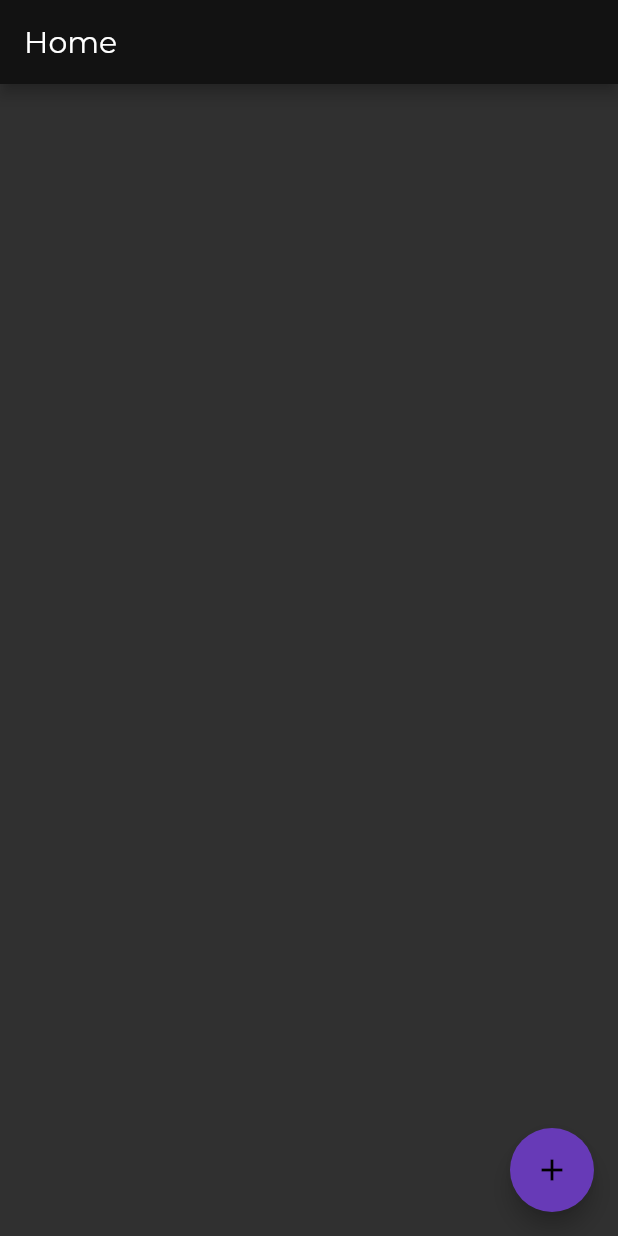
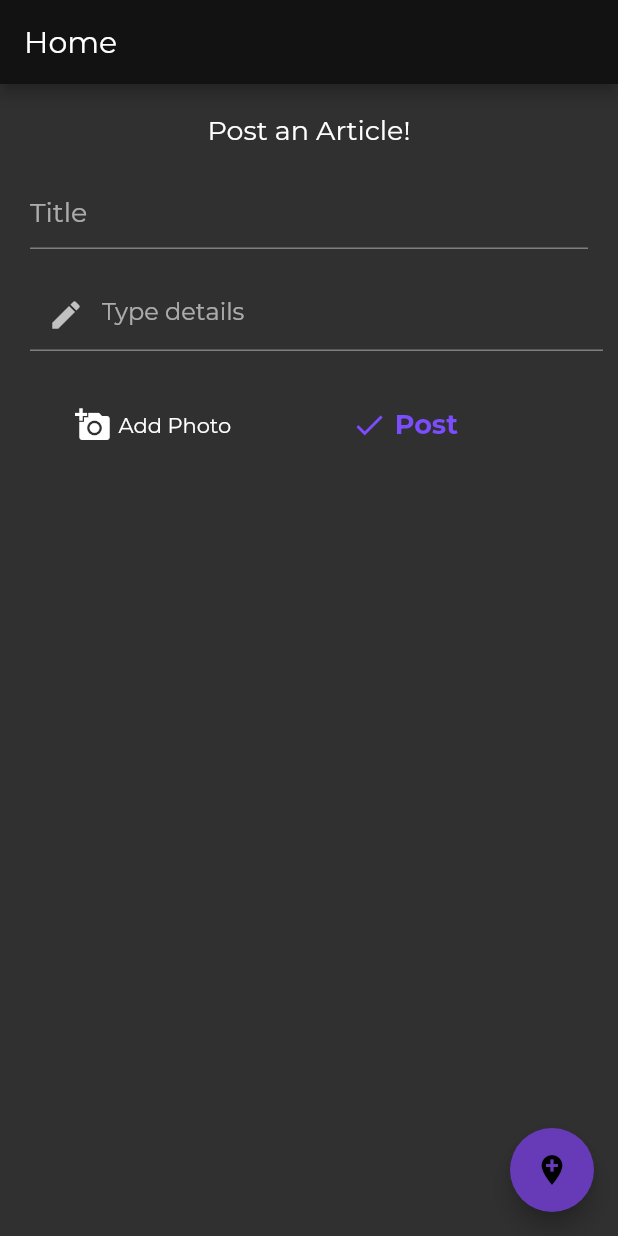
Before and after one commit to Faria-Binte-Kader/GhuraGhuri_MAD, a Flutter app: the Home screen opened directly, on a phone screen of 412 x 824 dp. Run offline on Flutter 3.47's test engine with Material 2 defaults, Android fonts, the phone set to English and light mode, and no system bars; our stand-ins replace cloud_firestore, firebase_auth, firebase_core, firebase_storage, fluttertoast, get and 1 more; accounts and stored records are empty.

Commit message:
saved article

```diff
--- a/lib/auth_methods.dart
+++ b/lib/auth_methods.dart
@@ -95,3 +95,17 @@ Future<void> storeUserData(String name, String mail, String pass, String phone)a
     'Mail': mail});
   return;
 }
+
+Future<void> storeArticle(String title, String desc, int like, int dislike, String url) async {
+  CollectionReference article = FirebaseFirestore.instance.collection('Article');
+  FirebaseAuth firebaseAuth = FirebaseAuth.instance;
+  String uid = firebaseAuth.currentUser!.uid.toString();
+  article.add({
+    'Title': title,
+    'Description': desc,
+    'Uid': uid,
+    'Url': url,
+    'Like': like,
+    'Dislike': dislike});
+  return;
+}
--- a/lib/home.dart
+++ b/lib/home.dart
@@ -1,7 +1,15 @@
+
+import 'dart:io';
 
 import 'package:flutter/cupertino.dart';
 import 'package:flutter/material.dart';
+import 'package:fluttertoast/fluttertoast.dart';
 import 'package:ghuraghuri/addplace.dart';
+import 'package:image_picker/image_picker.dart';
+import 'package:firebase_storage/firebase_storage.dart' as firebase_storage;
+
+import 'auth_methods.dart';
+import 'background.dart';
 
 class Home extends StatefulWidget {
   const Home({Key? key}) : super(key: key);
@@ -11,14 +19,148 @@ class Home extends StatefulWidget {
 }
 
 class _HomeState extends State<Home> {
+  final TextEditingController description = TextEditingController();
+  final TextEditingController title = TextEditingController();
+  var dir = Directory.current.path;
+  late File _image;
+  bool load=false;
+  Future<String>? imgurl;
+  final ImagePicker _picker = ImagePicker();
+
+
+  Future getimage() async{
+    final pickedFile = await _picker.pickImage(
+        source: ImageSource.gallery
+    );
+    setState(() {
+      _image=File(pickedFile!.path);
+      load=true;
+    });
+
+  }
+
+  Future uploadImageToFirebase(BuildContext context) async {
+    String url;
+    String fileName = _image.toString();
+    firebase_storage.Reference firebaseStorageRef =
+    firebase_storage.FirebaseStorage.instance.ref().child('ArticleImage/$fileName');
+    firebase_storage.UploadTask uploadTask = firebaseStorageRef.putFile(_image);
+    uploadTask.whenComplete(() async {
+      url = await firebaseStorageRef.getDownloadURL();
+      storeArticle(title.text, description.text, 0, 0, url);
+    }).catchError((onError) {
+      print(onError);
+    });
+
+  }
+
+
   @override
   Widget build(BuildContext context) {
     return Scaffold(
       appBar: AppBar(
         title: const Text("Home"),
       ),
-      body: Container(
-        child: Center(
+      body: SingleChildScrollView(
+        child: Column(
+    mainAxisAlignment: MainAxisAlignment.center,
+    children: <Widget>[
+         Column(
+           children: [
+             Container(
+                 margin: const EdgeInsets.fromLTRB(20, 20, 20, 0),
+                 child: const Text("Post an Article!",
+                   style: TextStyle(fontSize: 18),)),
+             Container(
+               margin: const EdgeInsets.fromLTRB(20, 20, 20, 0),
+               child: TextField(
+                 controller: title,
+                 keyboardType: TextInputType.multiline,
+                 textInputAction: TextInputAction.newline,
+                 minLines: 1,
+                 maxLines: 2,
+                 decoration: InputDecoration(
+                   hintText: 'Title',
+                   hintStyle: TextStyle(fontSize: 18),
+                 ),
+               ),
+             ),
+             Container(
+               margin: const EdgeInsets.fromLTRB(20, 20, 10, 0),
+               child: TextField(
+                 controller: description,
+                  keyboardType: TextInputType.multiline,
+                  textInputAction: TextInputAction.newline,
+                  minLines: 1,
+                  maxLines: 20,
+                 decoration: InputDecoration(
+                   prefixIcon: Icon(Icons.edit),
+                   hintText: 'Type details',
+                 ),
+               ),
+             ),
+             Container(
+               margin: const EdgeInsets.fromLTRB(20, 10, 20, 0),
+               child: load==true? Image.file(_image):const Text(""),
+             ),
+             const SizedBox(height: 10,),
+             Row(
+              // mainAxisAlignment: MainAxisAlignment.center,
+               children: [
+                 Container(
+                   margin: const EdgeInsets.fromLTRB(50, 0, 5, 0),
+                   child: GestureDetector(
+                     onTap:  () {
+                       getimage();
+                     },
+                     child: const Icon(Icons.add_a_photo),
+                         ),
+                 ),
+                 GestureDetector(
+                   onTap:  () {
+                     getimage();
+                   },
+                   child: const Text("Add Photo"),),
+
+                 Container(
+                   margin: const EdgeInsets.fromLTRB(80, 0, 5, 0),
+                   child: GestureDetector(
+                     onTap:  () {},
+                     child: const Icon(Icons.done, color:Colors.deepPurpleAccent ,),
+                   ),
+                 ),
+                 GestureDetector(
+                   onTap:  () {
+                     if(load==true){
+                       uploadImageToFirebase(context);
+                       setState(() {
+                         Fluttertoast.showToast(
+                             msg: 'Article added',
+                             toastLength: Toast.LENGTH_SHORT,
+                             gravity: ToastGravity.CENTER,
+                             timeInSecForIosWeb: 1,
+                             backgroundColor: Colors.white,
+                             textColor: Colors.black87,
+                             fontSize: 16.0
+                         );
+                       });
+                       Navigator.push(
+                         context,
+                         MaterialPageRoute(builder: (context) =>  const BackGroundPage()),
+                       );
+                     }
+                   },
+                   child: const Text('Post',
+                   style: TextStyle(
+                       color: Colors.deepPurpleAccent,
+                       fontWeight: FontWeight.bold,
+                       fontSize: 18
+                   ),),)
+               ],
+             ),
+           ],
+         )
+    ]
         ),
       ),
       floatingActionButton: FloatingActionButton(
@@ -29,7 +171,7 @@ class _HomeState extends State<Home> {
               MaterialPageRoute(builder: (context) => AddPlace()));
         },
         // tooltip: 'Increment',
-        child: const Icon(Icons.add),
+        child: const Icon(Icons.add_location),
       ),
     );
   }
```
